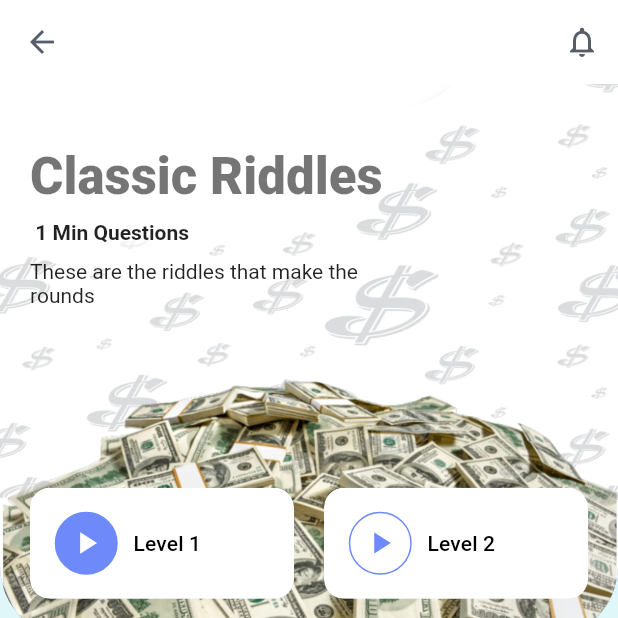
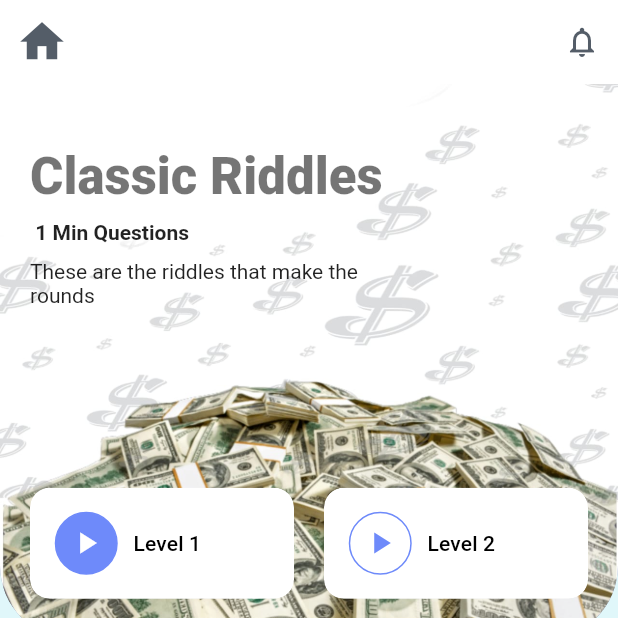
Before and after one commit to sumitsojha88/Puzzle_Quiz, a Flutter app: the DetailPage screen opened directly, after a tap on "Take Quiz", on a phone screen of 412 x 824 dp, the top half of it. Run offline on Flutter 3.47's test engine with Material 2 defaults, Android fonts, the phone set to English and light mode, and no system bars; our stand-ins replace bloc, firebase_auth, firebase_core, flutter_bloc, flutter_svg, get and 2 more; accounts and stored records are empty.

Commit message:
Home button Added in everyscreen

```diff
--- a/lib/Category_puzzle_components/Category_puzzle_details.dart
+++ b/lib/Category_puzzle_components/Category_puzzle_details.dart
@@ -2,6 +2,7 @@
 import 'package:flutter/cupertino.dart';
 import 'package:flutter/material.dart';
 import 'package:puzzle_riddle_apti_app/level_page/level_page_details.dart';
+import 'package:puzzle_riddle_apti_app/menu_bar/sidebar_layout.dart';
 
 
 class DetailPage extends StatefulWidget {
@@ -154,15 +155,15 @@ class _DetailPageState extends State<DetailPage> {
                 ),
               ),
               Positioned(
-                left: 30,
+                left: 5,
                 top: height * 0.05,
                 child: GestureDetector(
                   onTap: () {
-                    Navigator.pop(context);
+                    Navigator.push(context, MaterialPageRoute(builder: (context) => SideBarLayout()));
                   },
                   child: Icon(
-                    Icons.keyboard_backspace,
-                    size: 42,
+                    Icons.home,
+                    size: 35,
                     color: Colors.white,
                   ),
                 ),
--- a/lib/level_page/level_page_details.dart
+++ b/lib/level_page/level_page_details.dart
@@ -1,6 +1,7 @@
 import 'package:flutter/material.dart';
 import 'package:flutter_svg/svg.dart';
 import 'package:puzzle_riddle_apti_app/constants.dart';
+import 'package:puzzle_riddle_apti_app/menu_bar/sidebar_layout.dart';
 import 'package:puzzle_riddle_apti_app/screens/quiz/quiz_screen.dart';
 
 
@@ -15,8 +16,10 @@ class levelsScreen extends StatelessWidget {
         elevation: 0.0,
         centerTitle: true,
          leading: IconButton(
-          icon: Icon(Icons.arrow_back, color: Color(0xFF545D68)),
-          onPressed: () {},
+          icon: Icon(Icons.home,size: 35, color: Color(0xFF545D68)),
+          onPressed: () {
+            Navigator.push(context, MaterialPageRoute(builder: (context) => SideBarLayout()));
+          },
         ),
         actions: <Widget>[
           IconButton(
--- a/lib/main.dart
+++ b/lib/main.dart
@@ -2,6 +2,7 @@ import 'package:firebase_core/firebase_core.dart';
 import 'package:flutter/material.dart';
 import 'package:get/get_navigation/src/root/get_material_app.dart';
 import 'package:puzzle_riddle_apti_app/Login/login.dart';
+import 'package:puzzle_riddle_apti_app/menu_bar/sidebar_layout.dart';
 
 void main() async{
   WidgetsFlutterBinding.ensureInitialized();
@@ -17,7 +18,7 @@ class MyApp extends StatelessWidget {
       title: 'Quiz App',
       debugShowCheckedModeBanner: false,
       // theme: ThemeData.dark(),
-      home: Loginpage2(),
+      home: SideBarLayout(),
     );
   }
 }
```
